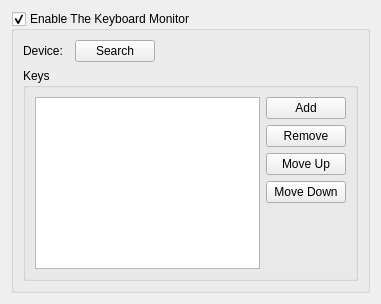
Before: the Qt Designer form src/ui/keyboardconfig.ui in hippich/recorditnow, drawn with Qt 5.
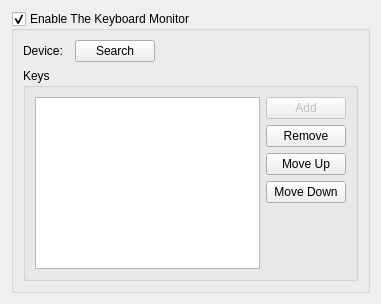
After: the same form once the commit is applied. Custom widgets are drawn as their Qt base class.

Commit message: disable the add button

Patch:
```diff
--- a/src/ui/keyboardconfig.ui
+++ b/src/ui/keyboardconfig.ui
@@ -105,6 +105,9 @@
            </item>
            <item row="0" column="1">
             <widget class="QPushButton" name="addButton">
+             <property name="enabled">
+              <bool>false</bool>
+             </property>
              <property name="text">
               <string>Add</string>
              </property>
```
The commit also changes 2 other files.
